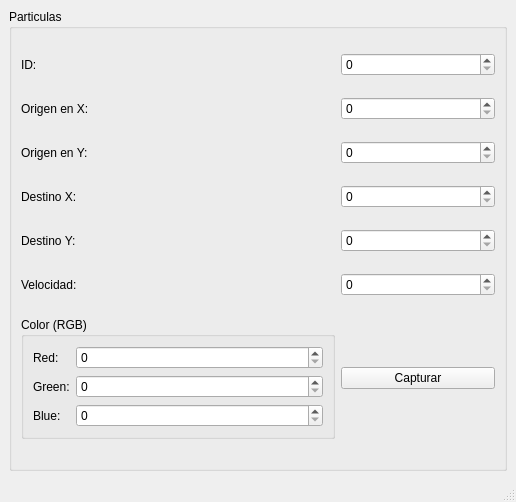
Qt form mainwindow.ui (Rafael1307/ACTIVIDAD_8) before a commit.
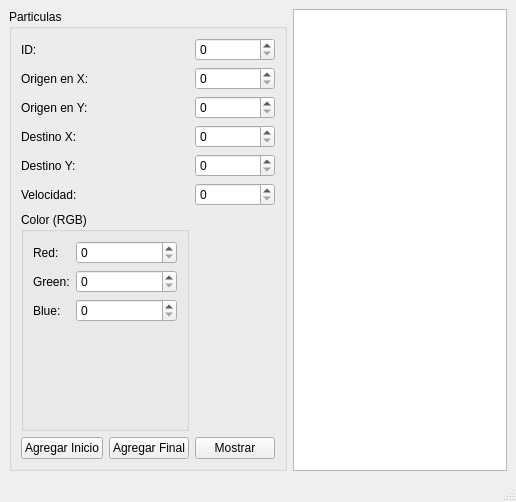
The same form after that commit.

Commit message: archivos de actividad 8 actualizados a actividad 10

What changed in the file:
```diff
--- a/mainwindow.ui
+++ b/mainwindow.ui
@@ -21,10 +21,10 @@
        <string>Particulas</string>
       </property>
       <layout class="QGridLayout" name="gridLayout_2">
-       <item row="0" column="0">
-        <widget class="QLabel" name="label">
-         <property name="text">
-          <string>ID: </string>
+       <item row="3" column="2">
+        <widget class="QSpinBox" name="DestinoX_spinBox">
+         <property name="maximum">
+          <number>500</number>
          </property>
         </widget>
        </item>
@@ -35,6 +35,34 @@
          </property>
         </widget>
        </item>
+       <item row="4" column="2">
+        <widget class="QSpinBox" name="DestinoY_spinBox">
+         <property name="maximum">
+          <number>500</number>
+         </property>
+        </widget>
+       </item>
+       <item row="7" column="0">
+        <widget class="QPushButton" name="AgInicio_pushButton">
+         <property name="text">
+          <string>Agregar Inicio</string>
+         </property>
+        </widget>
+       </item>
+       <item row="5" column="0" colspan="2">
+        <widget class="QLabel" name="label_6">
+         <property name="text">
+          <string>Velocidad:</string>
+         </property>
+        </widget>
+       </item>
+       <item row="7" column="1">
+        <widget class="QPushButton" name="AgFinal_pushButton">
+         <property name="text">
+          <string>Agregar Final</string>
+         </property>
+        </widget>
+       </item>
        <item row="1" column="0" colspan="2">
         <widget class="QLabel" name="label_2">
          <property name="text">
@@ -42,13 +70,6 @@
          </property>
         </widget>
        </item>
-       <item row="1" column="2">
-        <widget class="QSpinBox" name="spinBox_2">
-         <property name="maximum">
-          <number>500</number>
-         </property>
-        </widget>
-       </item>
        <item row="2" column="0" colspan="2">
         <widget class="QLabel" name="label_3">
          <property name="text">
@@ -56,13 +77,6 @@
          </property>
         </widget>
        </item>
-       <item row="2" column="2">
-        <widget class="QSpinBox" name="spinBox_3">
-         <property name="maximum">
-          <number>500</number>
-         </property>
-        </widget>
-       </item>
        <item row="3" column="0" colspan="2">
         <widget class="QLabel" name="label_4">
          <property name="text">
@@ -70,34 +84,6 @@
          </property>
         </widget>
        </item>
-       <item row="3" column="2">
-        <widget class="QSpinBox" name="spinBox_4">
-         <property name="maximum">
-          <number>500</number>
-         </property>
-        </widget>
-       </item>
-       <item row="4" column="0" colspan="2">
-        <widget class="QLabel" name="label_5">
-         <property name="text">
-          <string>Destino Y:</string>
-         </property>
-        </widget>
-       </item>
-       <item row="4" column="2">
-        <widget class="QSpinBox" name="spinBox_5">
-         <property name="maximum">
-          <number>500</number>
-         </property>
-        </widget>
-       </item>
-       <item row="5" column="0" colspan="2">
-        <widget class="QLabel" name="label_6">
-         <property name="text">
-          <string>Velocidad:</string>
-         </property>
-        </widget>
-       </item>
        <item row="5" column="2">
         <widget class="QSpinBox" name="spinBox_6"/>
        </item>
@@ -152,16 +138,47 @@
          </layout>
         </widget>
        </item>
-       <item row="6" column="2">
-        <widget class="QPushButton" name="pushButton">
+       <item row="2" column="2">
+        <widget class="QSpinBox" name="OrigenY_spinBox">
+         <property name="maximum">
+          <number>500</number>
+         </property>
+        </widget>
+       </item>
+       <item row="1" column="2">
+        <widget class="QSpinBox" name="OrigenX_spinBox">
+         <property name="maximum">
+          <number>500</number>
+         </property>
+        </widget>
+       </item>
+       <item row="4" column="0" colspan="2">
+        <widget class="QLabel" name="label_5">
          <property name="text">
-          <string>Capturar</string>
+          <string>Destino Y:</string>
+         </property>
+        </widget>
+       </item>
+       <item row="0" column="0">
+        <widget class="QLabel" name="ID_label">
+         <property name="text">
+          <string>ID: </string>
+         </property>
+        </widget>
+       </item>
+       <item row="7" column="2">
+        <widget class="QPushButton" name="Mostrar_pushButton">
+         <property name="text">
+          <string>Mostrar</string>
          </property>
         </widget>
        </item>
       </layout>
      </widget>
     </item>
+    <item row="0" column="1">
+     <widget class="QPlainTextEdit" name="plainTextEdit"/>
+    </item>
    </layout>
   </widget>
   <widget class="QMenuBar" name="menubar">
```
Left out of the diff: 14 changed lines with no effect on the pictures. The commit also changes 2 other files.
